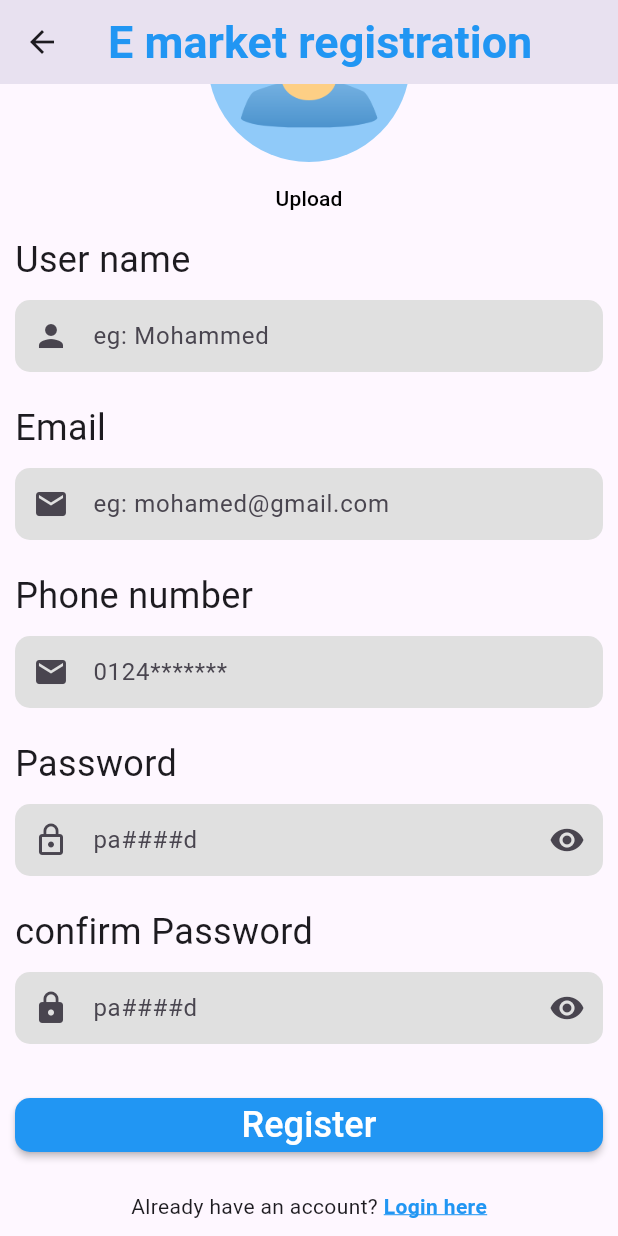
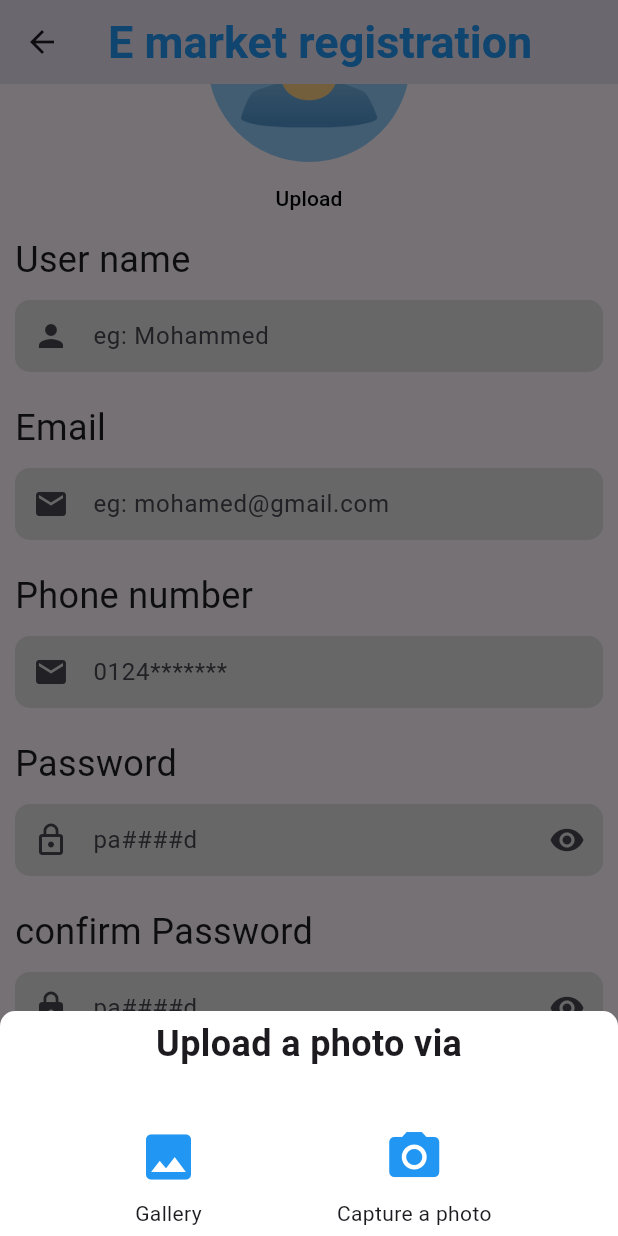
Before and after one commit to DiaaAhmedHassan/E_Market, a Flutter app: the Registration screen opened by its route, scrolled down 113 dp, after a tap on "Upload", on a phone screen of 412 x 824 dp. Run offline on Flutter 3.47's test engine with Material 3 defaults, Android fonts, the light colour scheme and no system bars; our stand-ins replace cloud_firestore, firebase_auth, firebase_core, firebase_storage, google_sign_in, image_picker; accounts and stored records are empty; network calls fail.

Commit message:
user photo upload

```diff
--- a/lib/Auths/registration.dart
+++ b/lib/Auths/registration.dart
@@ -1,7 +1,12 @@
+import 'dart:io';
+import 'package:cloud_firestore/cloud_firestore.dart';
+import 'package:firebase_storage/firebase_storage.dart';
+import 'package:path/path.dart' as path;
 import 'package:e_market/Auths/input_fields.dart';
 import 'package:e_market/user.dart';
 import 'package:firebase_auth/firebase_auth.dart';
 import 'package:flutter/material.dart';
+import 'package:image_picker/image_picker.dart';
 
 class Registration extends StatefulWidget {
   const Registration({super.key});
@@ -23,6 +28,42 @@ class _RegistrationState extends State<Registration> {
 
   GlobalKey<FormState> registerFormKey = GlobalKey();
 
+  File? file;
+  String? photoUrl;
+
+  getImageFromCamera() async {
+    final ImagePicker imagePicker = ImagePicker();
+    final XFile? pickedImage =
+        await imagePicker.pickImage(source: ImageSource.camera);
+
+    if (pickedImage != null) {
+      await _handelImageUpload(pickedImage);
+    }
+
+    setState(() {});
+  }
+
+  Future<void> _handelImageUpload(XFile pickedImage) async {
+    file = File(pickedImage.path);
+
+    var imageName = path.basename(pickedImage.path);
+
+    var imageRef = FirebaseStorage.instance.ref(imageName);
+    await imageRef.putFile(file!);
+    photoUrl = await imageRef.getDownloadURL();
+  }
+
+  getImageFromGallery() async {
+    final ImagePicker imagePicker = ImagePicker();
+    final XFile? pickedImage =
+        await imagePicker.pickImage(source: ImageSource.gallery);
+
+    if (pickedImage != null) {
+      _handelImageUpload(pickedImage);
+    }
+
+    setState(() {});
+  }
 
   showAndHidePassword() {
     setState(() {
@@ -31,16 +72,21 @@ class _RegistrationState extends State<Registration> {
   }
 
   signUpNewUser() async {
-   var user = MarketUser(email: emailController.text, password: passwordController.text, name: usernameController.text, phoneNumber: phoneNumberController.text);
+    var user = MarketUser(
+        imageUrl: photoUrl,
+        email: emailController.text,
+        password: passwordController.text,
+        name: usernameController.text,
+        phoneNumber: phoneNumberController.text);
 
-    try{
+    try {
       bool isSuccessRegister = await user.register();
-      if(isSuccessRegister){
+      if (isSuccessRegister) {
         Navigator.pushReplacementNamed(context, "login_page");
-      }else{
+      } else {
         print("Registration failed");
       }
-    }catch(e){
+    } catch (e) {
       print("Registration failed");
     }
   }
@@ -70,17 +116,72 @@ class _RegistrationState extends State<Registration> {
                     children: [
                       Center(
                         child: Container(
+                          clipBehavior: Clip.hardEdge,
                           margin: const EdgeInsets.only(top: 20),
                           width: 135,
                           height: 135,
                           decoration: BoxDecoration(
-                                shape: BoxShape.circle,
-                                color: Colors.blue[200]),
+                              shape: BoxShape.circle, color: Colors.blue[200]),
                           alignment: Alignment.center,
-                            child: Image.asset("images/avatar.png")),
+                          child: file == null
+                              ? Image.asset("images/avatar.png")
+                              : Image.network(
+                                  photoUrl!,
+                                  fit: BoxFit.fill,
+                                  width: 135,
+                                  height: 135,
+                                ),
+                        ),
                       ),
                       MaterialButton(
-                        onPressed: () {},
+                        onPressed: () {
+                          showModalBottomSheet(
+                              context: context,
+                              builder: (builder) {
+                                return Container(
+                                  height: 150.0,
+                                  color: Colors.transparent,
+                                  child: Container(
+                                      decoration: const BoxDecoration(
+                                          color: Colors.white,
+                                          borderRadius: BorderRadius.only(
+                                              topLeft:
+                                                  Radius.circular(10.0),
+                                              topRight:
+                                                  Radius.circular(10.0))),
+                                      child:  Center(
+                                        child:
+                                            Column(
+                                              mainAxisAlignment: MainAxisAlignment.center,
+                                              children: [
+                                                const Text("Upload a photo via", style: TextStyle(fontSize: 24, fontWeight: FontWeight.bold),),
+                                                const SizedBox(height: 30,),                                                Row(
+                                                  mainAxisAlignment: MainAxisAlignment.spaceEvenly,
+                                                  children: [
+                                                  Column(
+                                                    children: [
+                                                      IconButton(onPressed: (){
+                                                        getImageFromGallery();
+                                                      }, icon: const Icon(Icons.image, size: 40, color: Colors.blue,)),
+                                                      const Text("Gallery",)
+                                                    ],
+                                                  ),
+                                                  Column(
+                                                    children: [
+                                                      IconButton(onPressed: (){
+                                                        getImageFromCamera();
+                                                      }, icon: const Icon(Icons.camera_alt, size: 40, color: Colors.blue,)),
+                                                      const Text("Capture a photo",)
+
+                                                    ],
+                                                  ),
+                                                ],),
+                                              ],
+                                            ),
+                                      )),
+                                );
+                              });
+                        },
                         textColor: Colors.black,
                         child: const Text("Upload"),
                       )
@@ -153,7 +254,7 @@ class _RegistrationState extends State<Registration> {
                 UserInputField(
                   inputType: TextInputType.phone,
                   validation: (val) {
-                    if(val!.isEmpty){
+                    if (val!.isEmpty) {
                       return "This field is required";
                     }
                     if (val.length != 11) {
@@ -184,7 +285,7 @@ class _RegistrationState extends State<Registration> {
                     passwordController.text = val!;
                   },
                   validation: (val) {
-                    if(val!.isEmpty){
+                    if (val!.isEmpty) {
                       return "This field is required";
                     }
                     if (val.length < 6) {
@@ -248,7 +349,6 @@ class _RegistrationState extends State<Registration> {
                           print(passwordController.text);
                           registerFormKey.currentState!.save();
                           if (registerFormKey.currentState!.validate()) {
-
                             signUpNewUser();
                           }
                         },
--- a/lib/home_page.dart
+++ b/lib/home_page.dart
@@ -140,7 +140,7 @@ class _HomePageState extends State<HomePage> {
            if (snapshot.hasError) {
               return Text('Error: ${snapshot.error}');
             } else if (!snapshot.hasData || snapshot.data == null) {
-              return Text('No user data available');
+              return const Text('No user data available');
             } else {
               MarketUser user = snapshot.data!;
               return Row(
@@ -168,7 +168,7 @@ class _HomePageState extends State<HomePage> {
                           maxLines: 1,
                           softWrap: false,
                           user.getName(),
-                          style: TextStyle(
+                          style: const TextStyle(
                             fontWeight: FontWeight.bold,
                             fontSize: 24,
                             overflow: TextOverflow.fade,
--- a/pubspec.yaml
+++ b/pubspec.yaml
@@ -40,6 +40,7 @@ dependencies:
   firebase_storage: ^12.3.0
   firebase_auth: ^5.2.1
   google_sign_in: ^6.2.1
+  image_picker: ^1.1.2
 
 dev_dependencies:
   flutter_test:
```
Also changed, not shown: pubspec.lock, 4 other files. Lines whose indentation alone changed are shown as unchanged.
